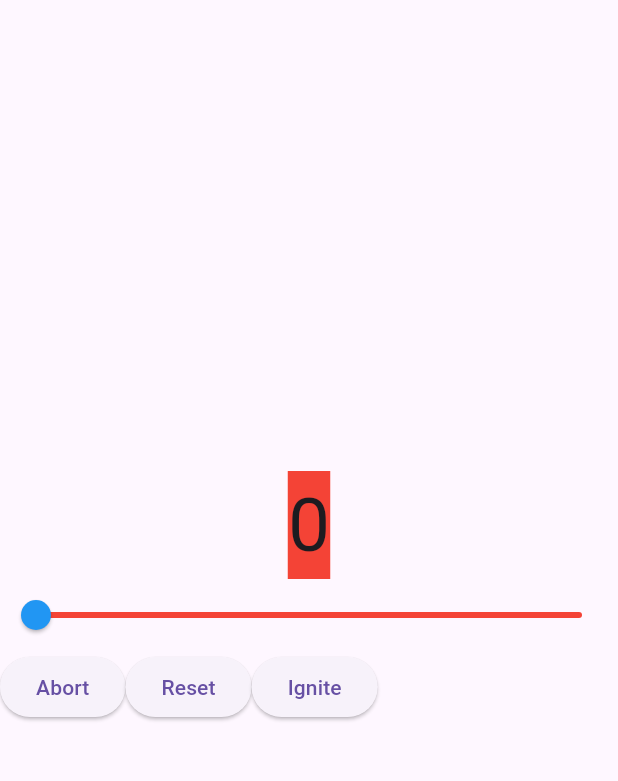
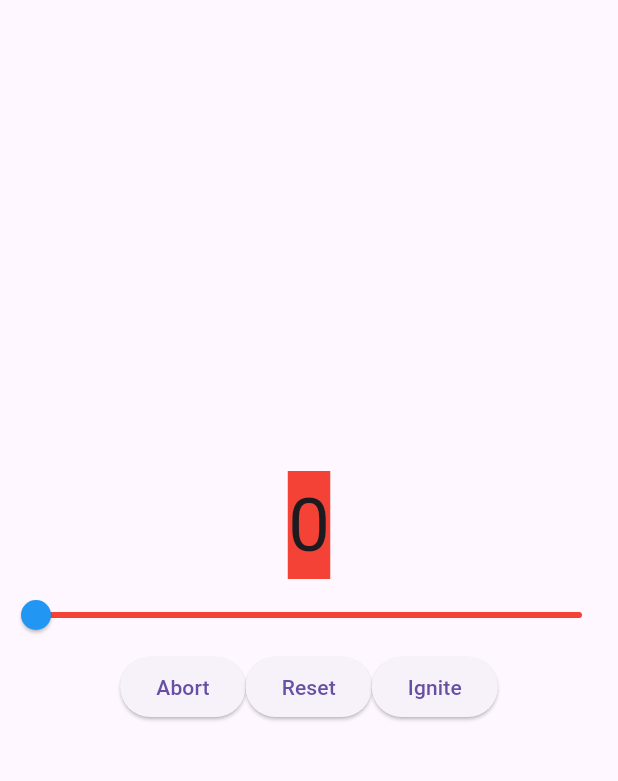
Before and after one commit to Mebibora/inclass_6, a Flutter app: the screen it shows after launch, on a phone screen of 412 x 824 dp, the part 63-844 px from its top. Run offline on Flutter 3.47's test engine with Material 3 defaults, Android fonts, the phone set to English and light mode, and no system bars.

Commit message:
centered buttons

```diff
--- a/lib/main.dart
+++ b/lib/main.dart
@@ -101,13 +101,10 @@ class _CounterWidgetState extends State<CounterWidget> {
             activeColor: Colors.blue,
             inactiveColor: Colors.red,
           ),
-          Center(
-
-            child: Row(
-
+           Row(
+            mainAxisAlignment: MainAxisAlignment.center,
               children: [
                 ElevatedButton(
-
                   onPressed: () {
                     _abort();
                   },
@@ -127,7 +124,7 @@ class _CounterWidgetState extends State<CounterWidget> {
                 ),
               ]
             )
-          )
+
         ],
       ),
     );
```
